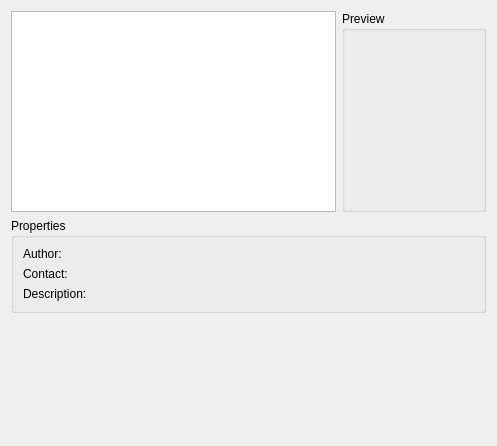
Above: src/kmahjonggtilesetselector.ui from KDE/libkmahjongg before the change. Below: the same form after it.
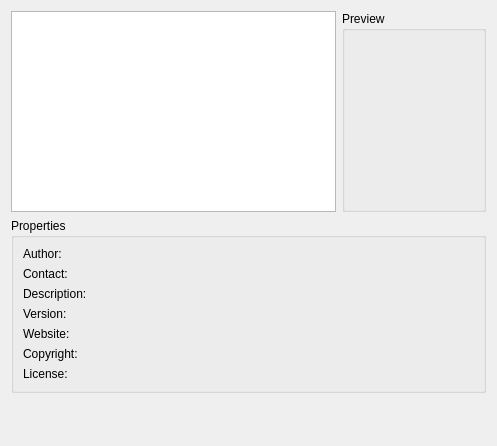
That is the form after the change.

Commit message:
Backgrounds, tilesets: add version, website, copyright, license, bugReportUrl
Field names inspired by KPluginMetaData keys.

Not yet sure how to display BugReportUrl in UI, but adding already so
3rd-party can consider to use it.

With copyright & license info added to the desktop file, the separate
copyright files should no longer be needed.

The edit to the form file:
```diff
--- a/src/kmahjonggtilesetselector.ui
+++ b/src/kmahjonggtilesetselector.ui
@@ -93,6 +93,50 @@
       <item row="2" column="1">
        <widget class="QLabel" name="tilesetDescription"/>
       </item>
+      <item row="3" column="0">
+       <widget class="QLabel" >
+        <property name="text" >
+         <string>Version:</string>
+        </property>
+       </widget>
+      </item>
+      <item row="3" column="1">
+       <widget class="QLabel" name="tilesetVersion"/>
+      </item>
+      <item row="4" column="0">
+       <widget class="QLabel" >
+        <property name="text" >
+         <string>Website:</string>
+        </property>
+       </widget>
+      </item>
+      <item row="4" column="1">
+       <widget class="QLabel" name="tilesetWebsite">
+        <property name="openExternalLinks" >
+         <bool>true:</bool>
+        </property>
+       </widget>
+      </item>
+      <item row="5" column="0">
+       <widget class="QLabel" >
+        <property name="text" >
+         <string>Copyright:</string>
+        </property>
+       </widget>
+      </item>
+      <item row="5" column="1">
+       <widget class="QLabel" name="tilesetCopyright"/>
+      </item>
+      <item row="6" column="0">
+       <widget class="QLabel" >
+        <property name="text" >
+         <string>License:</string>
+        </property>
+       </widget>
+      </item>
+      <item row="6" column="1">
+       <widget class="QLabel" name="tilesetLicense"/>   
+      </item>
      </layout>
     </widget>
    </item>
```
The commit also changes 37 other files.
